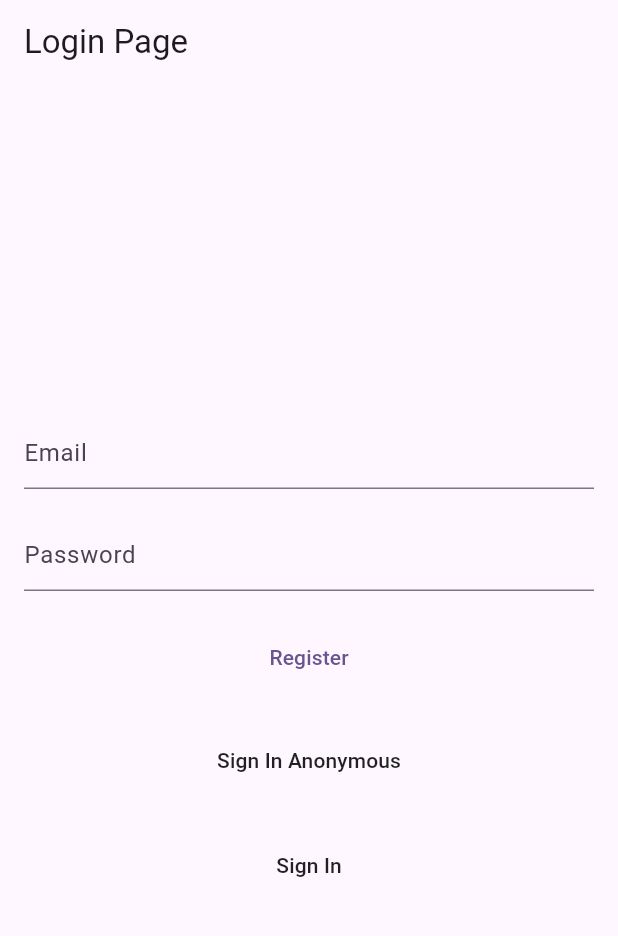
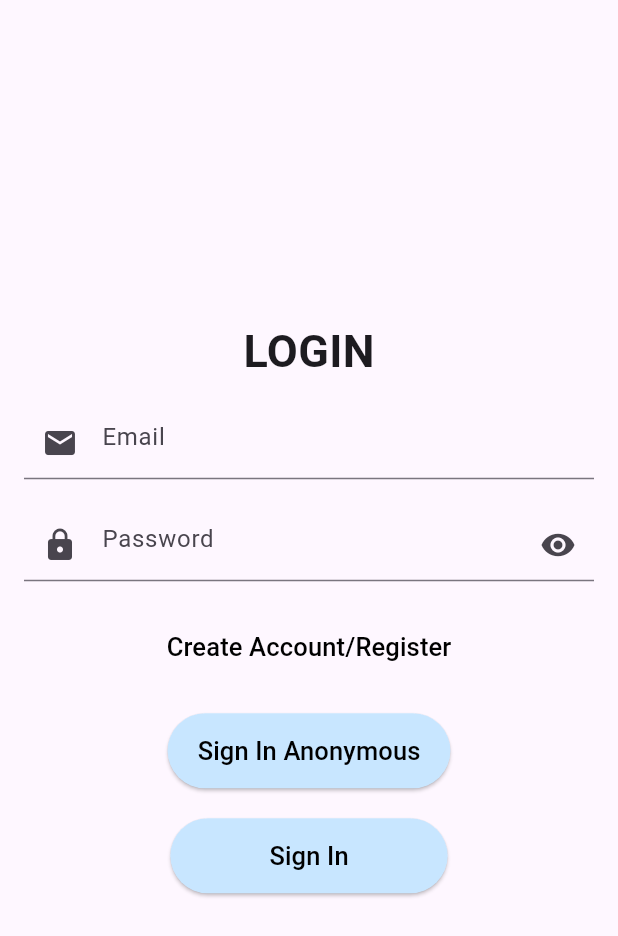
Before and after one commit to Tiaraanisaa/Login-Register-Application, a Flutter app: the screen it shows after launch, on a phone screen of 412 x 824 dp. Shown: the top 936 px of the screen. Run offline on Flutter 3.47's test engine with Material 3 defaults, Android fonts, the phone set to English and light mode, and no system bars; our stand-ins replace firebase_auth, firebase_core; accounts and stored records are empty.

Commit message:
menambahkan sedikit UI pada page login dan register

```diff
--- a/lib/main.dart
+++ b/lib/main.dart
@@ -29,6 +29,7 @@ class MyApp extends StatelessWidget {
           colorScheme: ColorScheme.fromSeed(seedColor: Colors.deepPurple),
           useMaterial3: true,
         ),
+        debugShowCheckedModeBanner: false,
         home: Wrapper(),
       ),
     );
--- a/lib/screens/authenticate/login.dart
+++ b/lib/screens/authenticate/login.dart
@@ -26,14 +26,15 @@ class _LoginState extends State<Login> {
     final emailField = TextFormField(
       controller: _email,
       decoration: InputDecoration(
-        hintText: 'Email'
+        hintText: 'Email',
+        prefixIcon: Icon(Icons.email),
       ),
       autofocus: false,
       validator: (value) {
         if (value!.contains('@') && value!.endsWith('.com')) {
           return null;
         }
-        return 'Email Tidak Sesuai!';
+        return 'Invalid Email!';
       },
     );
 
@@ -41,11 +42,21 @@ class _LoginState extends State<Login> {
       obscureText: _showHide,
       controller: _password,
       decoration: InputDecoration(
-          hintText: 'Password'
-      ),      autofocus: false,
+          hintText: 'Password',
+          prefixIcon: Icon(Icons.lock),
+          suffixIcon: IconButton(
+              icon: Icon(
+                _showHide ? Icons.visibility : Icons.visibility_off,
+              ),
+              onPressed: () {
+                setState(() {
+                  _showHide = !_showHide;
+                });
+              })),
+      autofocus: false,
       validator: (value) {
         if (value!.isEmpty || value == null) {
-          return 'Password Tidak Boleh Kosong!';
+          return 'Invalid Password!';
         }
         return null;
       },
@@ -55,12 +66,15 @@ class _LoginState extends State<Login> {
         onPressed: () {
           widget.toggleView!();
         },
-        child: Text("Register"));
+        child: Text(
+          "Create Account/Register",
+          style: TextStyle(
+            color: Colors.black,
+            fontSize: 17,
+          ),
+        ));
 
-    final loginAnonymousButton = Material(
-      child: MaterialButton(
-        minWidth: MediaQuery.of(context).size.width, //ukuran otomatis
-        padding: const EdgeInsets.fromLTRB(20, 15, 20, 15),
+    final loginAnonymousButton = ElevatedButton(
       onPressed: () async {
         dynamic result = await _authService.signInAnonymous();
         if (result.uid == null) {
@@ -71,16 +85,31 @@ class _LoginState extends State<Login> {
                   content: Text(result.code),
                 );
               });
+        } else {
+          showDialog(
+              context: context,
+              builder: (context) {
+                return AlertDialog(
+                  content: Text('Logged in as Anonymous. UID: ${result.uid}'),
+                );
+              });
         }
       },
-        child: Text("Sign In Anonymous"),
+      style: ElevatedButton.styleFrom(
+        backgroundColor:
+            Color.fromARGB(255, 200, 230, 255), // Warna blok tombol
+        padding: EdgeInsets.symmetric(horizontal: 20, vertical: 13),
+      ),
+      child: Text(
+        "Sign In Anonymous",
+        style: TextStyle(
+          color: Colors.black,
+          fontSize: 17,
+        ),
       ),
     );
 
-    final loginEmailPasswordButton = Material(
-      child: MaterialButton(
-        minWidth: MediaQuery.of(context).size.width, //ukuran otomatis
-        padding: const EdgeInsets.fromLTRB(20, 15, 20, 15),
+    final loginEmailPasswordButton = ElevatedButton(
       onPressed: () async {
         if (_globalKey.currentState!.validate()) {
           dynamic result = await _authService.signInEmailPassword(
@@ -93,21 +122,41 @@ class _LoginState extends State<Login> {
                     content: Text(result.code),
                   );
                 });
+          } else {
+            showDialog(
+                context: context,
+                builder: (context) {
+                  return AlertDialog(
+                    content: Text('Login Successfully! UID: ${result.uid}'),
+                  );
+                });
           }
         }
       },
-        child: Text("Sign In"),
+      style: ElevatedButton.styleFrom(
+        backgroundColor:
+            Color.fromARGB(255, 200, 230, 255), // Warna blok tombol
+        padding: EdgeInsets.symmetric(horizontal: 66, vertical: 13),
+      ),
+      child: Text(
+        "Sign In",
+        style: TextStyle(
+          color: Colors.black,
+          fontSize: 17,
+        ),
       ),
     );
 
     return Scaffold(
       resizeToAvoidBottomInset: false,
-      appBar: AppBar(
-        title: Text("Login Page"),
-      ),
       body: Column(
         mainAxisAlignment: MainAxisAlignment.center,
+        crossAxisAlignment: CrossAxisAlignment.center,
         children: [
+          Text(
+            'LOGIN',
+            style: TextStyle(fontSize: 30, fontWeight: FontWeight.bold),
+          ),
           Form(
               key: _globalKey,
               child: Padding(
```
Also changed, not shown: lib/screens/authenticate/register.dart (+59 -27 lines), lib/screens/home/home.dart (+17 -9 lines). Lines whose indentation alone changed are shown as unchanged.
